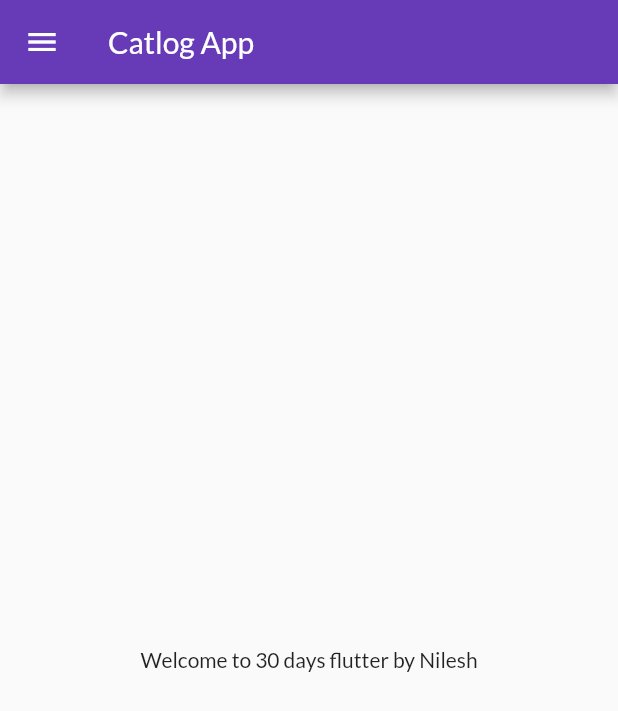
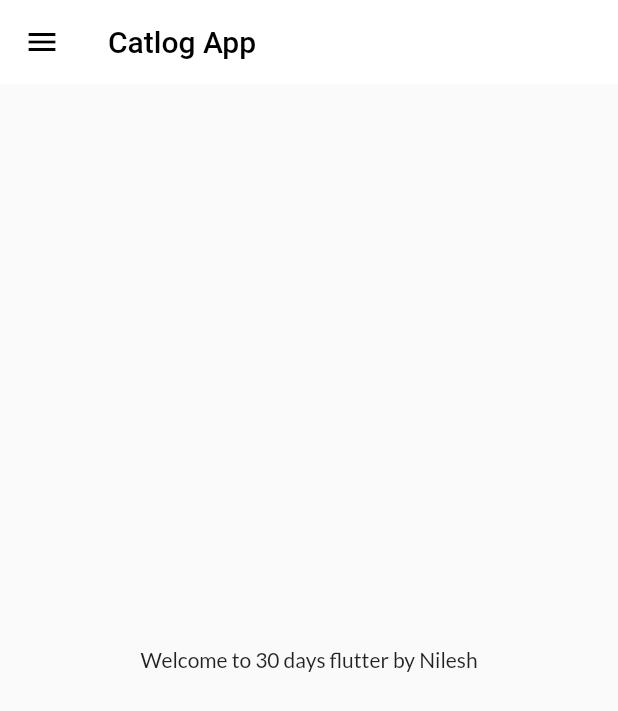
Before and after one commit to devNilu/FlutterP, a Flutter app: the screen it shows after launch, on a phone screen of 412 x 824 dp. Shown: the top 711 px of the screen. Run offline on Flutter 3.47's test engine with Material 2 defaults, Android fonts, the phone set to English and light mode, and no system bars; our stand-ins replace google_fonts.

Commit message:
Day10 completed

```diff
--- a/lib/main.dart
+++ b/lib/main.dart
@@ -2,10 +2,10 @@ import 'package:flutter/material.dart';
 import 'package:flutter_catalog/pages/login_page.dart';
 import 'package:flutter_catalog/pages/notification_page.dart';
 import 'package:flutter_catalog/utils/routes.dart';
-import 'package:google_fonts/google_fonts.dart';
+import 'package:flutter_catalog/widgets/themes.dart';
 import 'pages/home_page.dart';
 
-void main(){
+void main() {
   runApp(Myapp());
 }
 
@@ -16,19 +16,15 @@ class Myapp extends StatelessWidget {
   Widget build(BuildContext context) {
     return MaterialApp(
       themeMode: ThemeMode.light,
-      theme: ThemeData(primarySwatch: Colors.deepPurple,
-      fontFamily: GoogleFonts.lato().fontFamily,
-      ),
+      theme:MyTheme.lightTheme(context),
+      darkTheme:MyTheme.darkTheme(context),
       debugShowCheckedModeBanner: false,
-      darkTheme: ThemeData(
-        brightness: Brightness.dark,
-      ),
       initialRoute: MyRoutes.homeRoute,
       routes: {
-        "/":(context)=>LoginPage(),
-        MyRoutes.homeRoute:(context)=>HomePage(),
-        MyRoutes.loginRoute:(context)=>LoginPage(),
-        MyRoutes.notificationRoute:(context)=>NotificationPage()
+        "/": (context) => LoginPage(),
+        MyRoutes.homeRoute: (context) => HomePage(),
+        MyRoutes.loginRoute: (context) => LoginPage(),
+        MyRoutes.notificationRoute: (context) => NotificationPage()
       },
     );
   }
--- a/lib/pages/home_page.dart
+++ b/lib/pages/home_page.dart
@@ -13,7 +13,8 @@ class HomePage extends StatelessWidget {
 
     return Scaffold(
       appBar: AppBar(
-        title: Text("Catlog App"),
+        title: Text("Catlog App",style: TextStyle(color: Colors.black),
+        ),
       ),
       body: Center(
         child: Container(
--- /dev/null
+++ b/lib/widgets/themes.dart
@@ -0,0 +1,19 @@
+import 'package:flutter/material.dart';
+import 'package:google_fonts/google_fonts.dart';
+
+class MyTheme{
+  static ThemeData lightTheme(BuildContext context) =>ThemeData(
+    primarySwatch: Colors.deepPurple,
+    fontFamily: GoogleFonts.lato().fontFamily,
+    appBarTheme: AppBarTheme(
+      color: Colors.white,
+      elevation: 0.0,
+      iconTheme: IconThemeData(color: Colors.black),
+      textTheme: Theme.of(context).textTheme,
+    ),
+  );
+
+  static ThemeData darkTheme(BuildContext context) =>ThemeData(
+    brightness: Brightness.dark,
+  );
+}
```
Also changed, not shown: lib/models/catalog.dart (added, +20 -0 lines).
